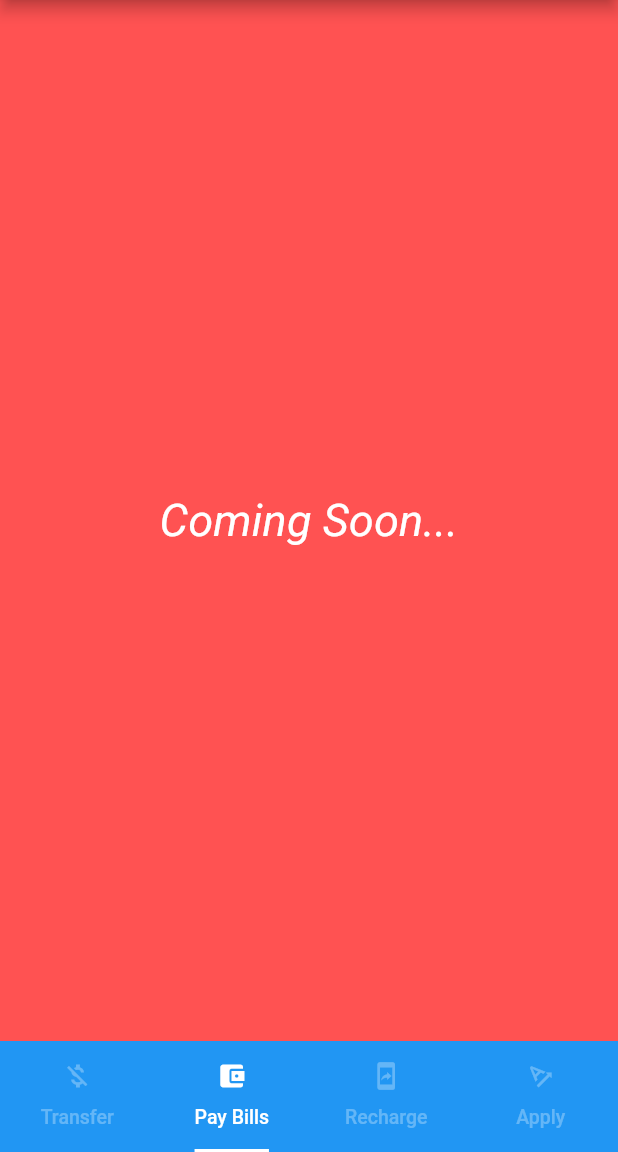
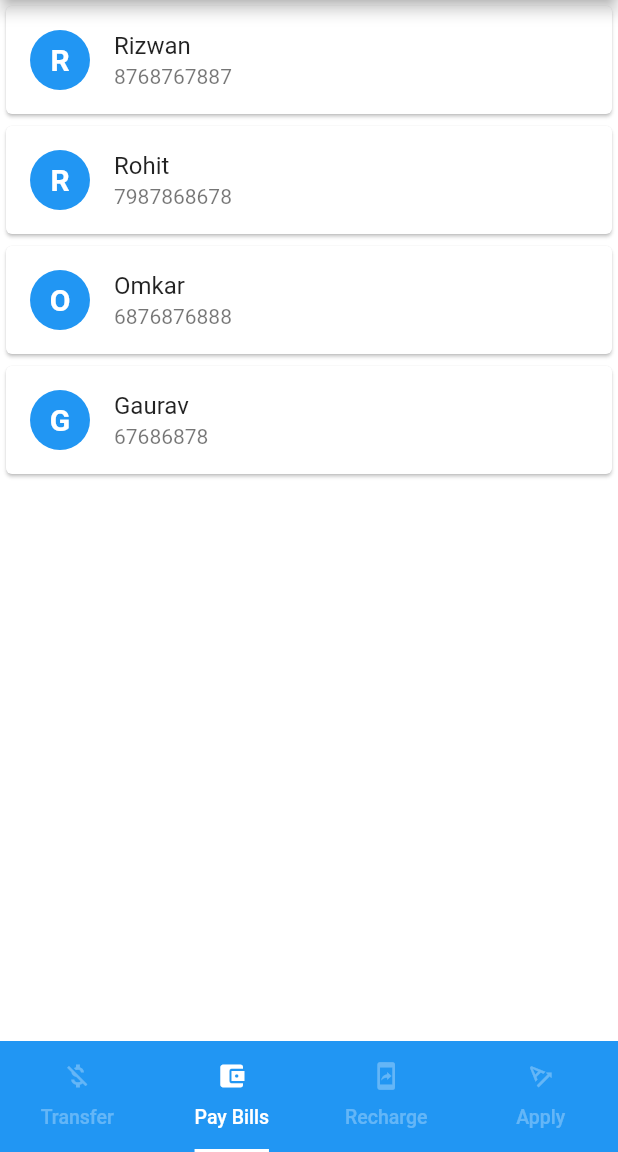
Before and after one commit to rizwan-dev/barclays-mobile-app, a Flutter app: the screen it shows after launch, item 2 of the bottom bar chosen, on a phone screen of 412 x 824 dp, the part 84-1236 px from its top. Run offline on Flutter 3.47's test engine with Material 2 defaults, Android fonts, the phone set to English and light mode, and no system bars.

Commit message:
Added paybills page, created project structure

```diff
--- a/lib/main.dart
+++ b/lib/main.dart
@@ -1,4 +1,6 @@
 import 'package:flutter/material.dart';
+import 'package:barclays_app/ui/dashboard.dart';
+import 'package:barclays_app/ui/paybills.dart';
 
 void main() => runApp(MyApp());
 
@@ -9,15 +11,6 @@ class MyApp extends StatelessWidget {
     return MaterialApp(
       title: 'Barclays Mobile',
       theme: ThemeData(
-        // This is the theme of your application.
-        //
-        // Try running your application with "flutter run". You'll see the
-        // application has a blue toolbar. Then, without quitting the app, try
-        // changing the primarySwatch below to Colors.green and then invoke
-        // "hot reload" (press "r" in the console where you ran "flutter run",
-        // or simply save your changes to "hot reload" in a Flutter IDE).
-        // Notice that the counter didn't reset back to zero; the application
-        // is not restarted.
         primarySwatch: Colors.blue,
       ),
       home: MyHomePage(title: 'Barclays Mobile App'),
@@ -28,15 +21,6 @@ class MyApp extends StatelessWidget {
 class MyHomePage extends StatefulWidget {
   MyHomePage({Key key, this.title}) : super(key: key);
 
-  // This widget is the home page of your application. It is stateful, meaning
-  // that it has a State object (defined below) that contains fields that affect
-  // how it looks.
-
-  // This class is the configuration for the state. It holds the values (in this
-  // case the title) provided by the parent (in this case the App widget) and
-  // used by the build method of the State. Fields in a Widget subclass are
-  // always marked "final".
-
   final String title;
 
   @override
@@ -45,43 +29,10 @@ class MyHomePage extends StatefulWidget {
 
 class _MyHomePageState extends State<MyHomePage> {
 
-  static List<String> grideOptions = [ "Account", "Credit Cards", "FD/RD", "Loans",
-  "UPI", "Grab Deals", "Mutual Funds", "Demat", "Forex Cards"];
-  static List<IconData> grideIcons = [ Icons.account_balance, Icons.credit_card, Icons.fiber_dvr, Icons.add_shopping_cart,
-  Icons.border_horizontal, Icons.grade, Icons.account_box, Icons.account_circle, Icons.card_giftcard];
 
   List<Widget> _tabList = [
-    Container(
-      color: Colors.white,
-      child: GridView.count(
-        crossAxisCount: 3,
-        padding: EdgeInsets.all(8.0),
-        crossAxisSpacing: 8.0,
-        mainAxisSpacing: 5.0,
-        children: List.generate(9, (int index) {
-          return
-            Card(
-            color: Color(0xffebe9e7),
-            child: Center(
-              child: Column(
-                mainAxisAlignment: MainAxisAlignment.center,
-                children: <Widget>[
-                  new Icon(grideIcons[index]),
-                  new Padding(padding: EdgeInsets.all(2.0)),
-                  new Text(grideOptions[index], style: TextStyle(color: Colors.black87, fontSize: 15) )
-                ],
-              ),
-            ),
-          );
-        }),
-      ),
-    ),
-    Container(
-      color: Colors.redAccent,
-      child: Center(
-        child: Text("Coming Soon...", style: TextStyle(fontStyle: FontStyle.italic, color: Colors.white, fontSize: 30.0),)
-      ),
-    ),
+    DashboardWidget(Colors.white),
+    PaybillsWidget(Colors.white),
     Container(
       color: Colors.lightGreen,
       child: Center(
--- /dev/null
+++ b/lib/model/paymentdetails.dart
@@ -0,0 +1,12 @@
+class PaymentDetails {
+  String payeeName;
+  String payeeAccountNumber;
+  double amountTransferred;
+  String date;
+
+  PaymentDetails(
+      {this.payeeName,
+      this.payeeAccountNumber,
+      this.amountTransferred,
+      this.date});
+}
--- /dev/null
+++ b/lib/ui/paybills.dart
@@ -0,0 +1,70 @@
+import 'package:barclays_app/model/paymentdetails.dart';
+import 'package:flutter/material.dart';
+
+class PaybillsWidget extends StatelessWidget {
+  final Color color;
+  List payments;
+
+  PaybillsWidget(this.color);
+
+  @override
+  Widget build(BuildContext context) {
+    payments = getPayments();
+    return Container(color: color, child: _myListView(context));
+  }
+
+  Widget _myListView(BuildContext context) {
+    return ListView.builder(
+      itemCount: payments.length,
+      itemBuilder: (context, index) {
+        PaymentDetails payment = payments[index];
+        return Card(
+          child: ListTile(
+            leading: CircleAvatar(
+                backgroundColor: Colors.blue,
+                child: Text(payment.payeeName[0],
+                    style: new TextStyle(
+                        fontSize: 20.0,
+                        fontWeight: FontWeight.bold,
+                        color: Colors.white))),
+            title: Text(payment.payeeName),
+            subtitle: Text(payment.payeeAccountNumber),
+          ),
+        );
+      },
+    );
+  }
+
+  List getPayments() {
+    return [
+      PaymentDetails(
+          payeeName: "Rizwan",
+          payeeAccountNumber: "8768767887",
+          amountTransferred: 2200.00,
+          date: "17/08/2019"),
+      PaymentDetails(
+          payeeName: "Rohit",
+          payeeAccountNumber: "7987868678",
+          amountTransferred: 2400.00,
+          date: "15/08/2019"),
+      PaymentDetails(
+          payeeName: "Omkar",
+          payeeAccountNumber: "6876876888",
+          amountTransferred: 12200.00,
+          date: "10/08/2019"),
+      PaymentDetails(
+          payeeName: "Gaurav",
+          payeeAccountNumber: "67686878",
+          amountTransferred: 1200.00,
+          date: "11/08/2019")
+    ];
+  }
+
+  Card makeCard(PaymentDetails payment) => Card(
+      shape: RoundedRectangleBorder(
+        borderRadius: BorderRadius.circular(15.0),
+      ),
+      elevation: 8.0,
+      child: Text(payment.payeeName[0],
+          style: new TextStyle(fontSize: 34.0, color: Colors.black)));
+}
```
Also changed, not shown: lib/ui/dashboard.dart (added, +92 -0 lines).
